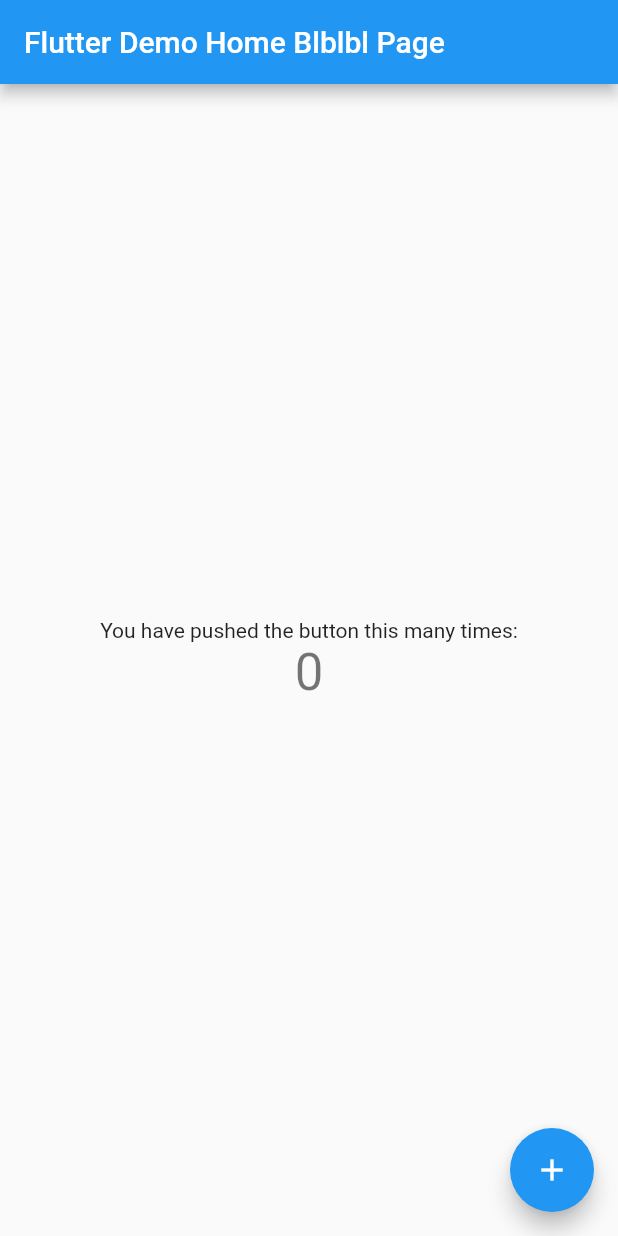
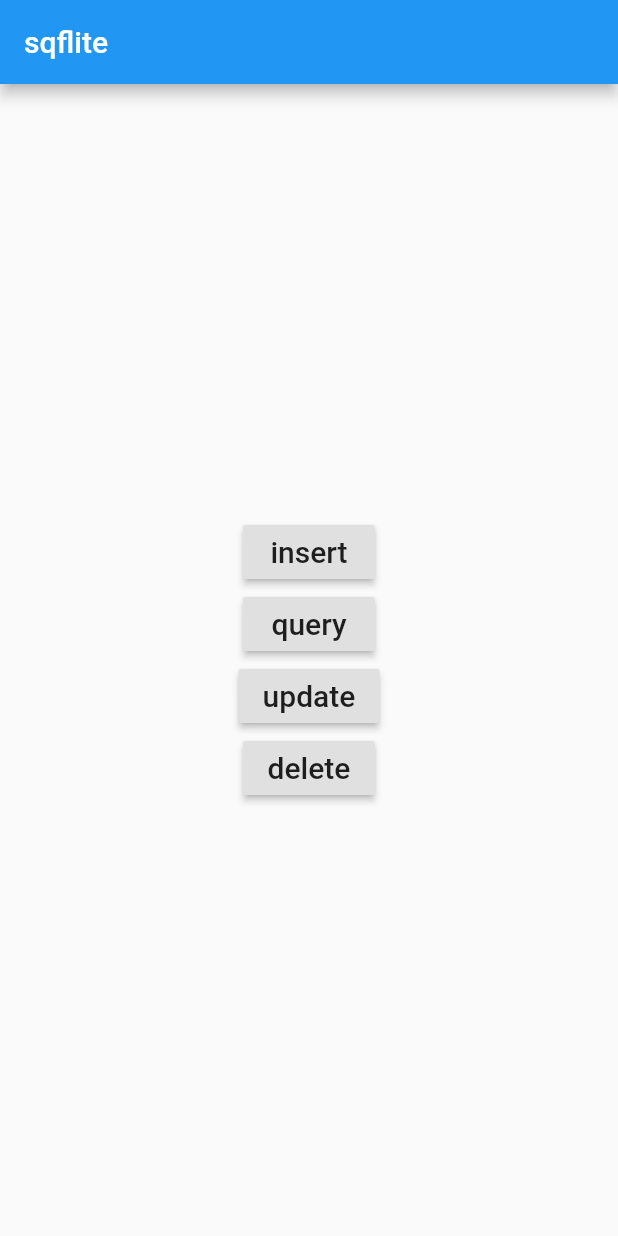
Before and after one commit to RhumUn/TestFlutter, a Flutter app: the screen it shows after launch, on a phone screen of 412 x 824 dp. Run offline on Flutter 3.47's test engine with Material 2 defaults, Android fonts, the phone set to English and light mode, and no system bars; our stand-ins replace sqflite; accounts and stored records are empty.

Commit message:
sqflite plugging

```diff
--- /dev/null
+++ b/lib/database_helper.dart
@@ -0,0 +1,89 @@
+import 'dart:io';
+
+import 'package:path/path.dart';
+import 'package:sqflite/sqflite.dart';
+import 'package:path_provider/path_provider.dart';
+
+class DatabaseHelper {
+
+  static final _databaseName = "MyDatabase.db";
+  static final _databaseVersion = 1;
+
+  static final table = 'my_table';
+
+  static final columnId = '_id';
+  static final columnName = 'name';
+  static final columnAge = 'age';
+
+  // make this a singleton class
+  DatabaseHelper._privateConstructor();
+  static final DatabaseHelper instance = DatabaseHelper._privateConstructor();
+
+  // only have a single app-wide reference to the database
+  static Database _database;
+  Future<Database> get database async {
+    if (_database != null) return _database;
+    // lazily instantiate the db the first time it is accessed
+    _database = await _initDatabase();
+    return _database;
+  }
+
+  // this opens the database (and creates it if it doesn't exist)
+  _initDatabase() async {
+    Directory documentsDirectory = await getApplicationDocumentsDirectory();
+    String path = join(documentsDirectory.path, _databaseName);
+    return await openDatabase(path,
+        version: _databaseVersion,
+        onCreate: _onCreate);
+  }
+
+  // SQL code to create the database table
+  Future _onCreate(Database db, int version) async {
+    await db.execute('''
+          CREATE TABLE $table (
+            $columnId INTEGER PRIMARY KEY,
+            $columnName TEXT NOT NULL,
+            $columnAge INTEGER NOT NULL
+          )
+          ''');
+  }
+
+  // Helper methods
+
+  // Inserts a row in the database where each key in the Map is a column name
+  // and the value is the column value. The return value is the id of the
+  // inserted row.
+  Future<int> insert(Map<String, dynamic> row) async {
+    Database db = await instance.database;
+    return await db.insert(table, row);
+  }
+
+  // All of the rows are returned as a list of maps, where each map is
+  // a key-value list of columns.
+  Future<List<Map<String, dynamic>>> queryAllRows() async {
+    Database db = await instance.database;
+    return await db.query(table);
+  }
+
+  // All of the methods (insert, query, update, delete) can also be done using
+  // raw SQL commands. This method uses a raw query to give the row count.
+  Future<int> queryRowCount() async {
+    Database db = await instance.database;
+    return Sqflite.firstIntValue(await db.rawQuery('SELECT COUNT(*) FROM $table'));
+  }
+
+  // We are assuming here that the id column in the map is set. The other
+  // column values will be used to update the row.
+  Future<int> update(Map<String, dynamic> row) async {
+    Database db = await instance.database;
+    int id = row[columnId];
+    return await db.update(table, row, where: '$columnId = ?', whereArgs: [id]);
+  }
+
+  // Deletes the row specified by the id. The number of affected rows is
+  // returned. This should be 1 as long as the row exists.
+  Future<int> delete(int id) async {
+    Database db = await instance.database;
+    return await db.delete(table, where: '$columnId = ?', whereArgs: [id]);
+  }
+}
--- a/lib/main.dart
+++ b/lib/main.dart
@@ -1,111 +1,92 @@
 import 'package:flutter/material.dart';
+import 'package:flutter_testapp/database_helper.dart';
 
 void main() => runApp(MyApp());
 
 class MyApp extends StatelessWidget {
-  // This widget is the root of your application.
   @override
   Widget build(BuildContext context) {
     return MaterialApp(
-      title: 'Flutter Demo',
+      title: 'SQFlfreite',
       theme: ThemeData(
-        // This is the theme of your application.
-        //
-        // Try running your application with "flutter run". You'll see the
-        // application has a blue toolbar. Then, without quitting the app, try
-        // changing the primarySwatch below to Colors.green and then invoke
-        // "hot reload" (press "r" in the console where you ran "flutter run",
-        // or simply save your changes to "hot reload" in a Flutter IDE).
-        // Notice that the counter didn't reset back to zero; the application
-        // is not restarted.
         primarySwatch: Colors.blue,
       ),
-      home: MyHomePage(title: 'Flutter Demo Home Blblbl Page'),
+      home: MyHomePage(),
     );
   }
 }
 
-class MyHomePage extends StatefulWidget {
-  MyHomePage({Key key, this.title}) : super(key: key);
+class MyHomePage extends StatelessWidget {
 
-  // This widget is the home page of your application. It is stateful, meaning
-  // that it has a State object (defined below) that contains fields that affect
-  // how it looks.
+  // reference to our single class that manages the database
+  final dbHelper = DatabaseHelper.instance;
 
-  // This class is the configuration for the state. It holds the values (in this
-  // case the title) provided by the parent (in this case the App widget) and
-  // used by the build method of the State. Fields in a Widget subclass are
-  // always marked "final".
-
-  final String title;
-
-  @override
-  _MyHomePageState createState() => _MyHomePageState();
-}
-
-class _MyHomePageState extends State<MyHomePage> {
-  int _counter = 0;
-
-  void _incrementCounter() {
-    setState(() {
-      // This call to setState tells the Flutter framework that something has
-      // changed in this State, which causes it to rerun the build method below
-      // so that the display can reflect the updated values. If we changed
-      // _counter without calling setState(), then the build method would not be
-      // called again, and so nothing would appear to happen.
-      _counter++;
-    });
-  }
-
+  // homepage layout
   @override
   Widget build(BuildContext context) {
-    // This method is rerun every time setState is called, for instance as done
-    // by the _incrementCounter method above.
-    //
-    // The Flutter framework has been optimized to make rerunning build methods
-    // fast, so that you can just rebuild anything that needs updating rather
-    // than having to individually change instances of widgets.
     return Scaffold(
       appBar: AppBar(
-        // Here we take the value from the MyHomePage object that was created by
-        // the App.build method, and use it to set our appbar title.
-        title: Text(widget.title),
+        title: Text('sqflite'),
       ),
       body: Center(
-        // Center is a layout widget. It takes a single child and positions it
-        // in the middle of the parent.
         child: Column(
-          // Column is also layout widget. It takes a list of children and
-          // arranges them vertically. By default, it sizes itself to fit its
-          // children horizontally, and tries to be as tall as its parent.
-          //
-          // Invoke "debug painting" (press "p" in the console, choose the
-          // "Toggle Debug Paint" action from the Flutter Inspector in Android
-          // Studio, or the "Toggle Debug Paint" command in Visual Studio Code)
-          // to see the wireframe for each widget.
-          //
-          // Column has various properties to control how it sizes itself and
-          // how it positions its children. Here we use mainAxisAlignment to
-          // center the children vertically; the main axis here is the vertical
-          // axis because Columns are vertical (the cross axis would be
-          // horizontal).
           mainAxisAlignment: MainAxisAlignment.center,
           children: <Widget>[
-            Text(
-              'You have pushed the button this many times:',
+            RaisedButton(
+              child: Text('insert', style: TextStyle(fontSize: 20),),
+              onPressed: () {_insert();},
             ),
-            Text(
-              '$_counter',
-              style: Theme.of(context).textTheme.display1,
+            RaisedButton(
+              child: Text('query', style: TextStyle(fontSize: 20),),
+              onPressed: () {_query();},
+            ),
+            RaisedButton(
+              child: Text('update', style: TextStyle(fontSize: 20),),
+              onPressed: () {_update();},
+            ),
+            RaisedButton(
+              child: Text('delete', style: TextStyle(fontSize: 20),),
+              onPressed: () {_delete();},
             ),
           ],
         ),
       ),
-      floatingActionButton: FloatingActionButton(
-        onPressed: _incrementCounter,
-        tooltip: 'Increment',
-        child: Icon(Icons.add),
-      ), // This trailing comma makes auto-formatting nicer for build methods.
     );
   }
+
+  // Button onPressed methods
+
+  void _insert() async {
+    // row to insert
+    Map<String, dynamic> row = {
+      DatabaseHelper.columnName : 'Bob',
+      DatabaseHelper.columnAge  : 23
+    };
+    final id = await dbHelper.insert(row);
+    print('inserted row id: $id');
+  }
+
+  void _query() async {
+    final allRows = await dbHelper.queryAllRows();
+    print('query all rows:');
+    allRows.forEach((row) => print(row));
+  }
+
+  void _update() async {
+    // row to update
+    Map<String, dynamic> row = {
+      DatabaseHelper.columnId   : 1,
+      DatabaseHelper.columnName : 'Mary',
+      DatabaseHelper.columnAge  : 32
+    };
+    final rowsAffected = await dbHelper.update(row);
+    print('updated $rowsAffected row(s)');
+  }
+
+  void _delete() async {
+    // Assuming that the number of rows is the id for the last row.
+    final id = await dbHelper.queryRowCount();
+    final rowsDeleted = await dbHelper.delete(id);
+    print('deleted $rowsDeleted row(s): row $id');
+  }
 }
--- a/pubspec.yaml
+++ b/pubspec.yaml
@@ -23,7 +23,8 @@ dependencies:
   # The following adds the Cupertino Icons font to your application.
   # Use with the CupertinoIcons class for iOS style icons.
   cupertino_icons: ^0.1.2
-
+  sqflite: ^1.1.6
+  path_provider: ^1.1.2
 dev_dependencies:
   flutter_test:
     sdk: flutter
```
Also changed, not shown: pubspec.lock.
